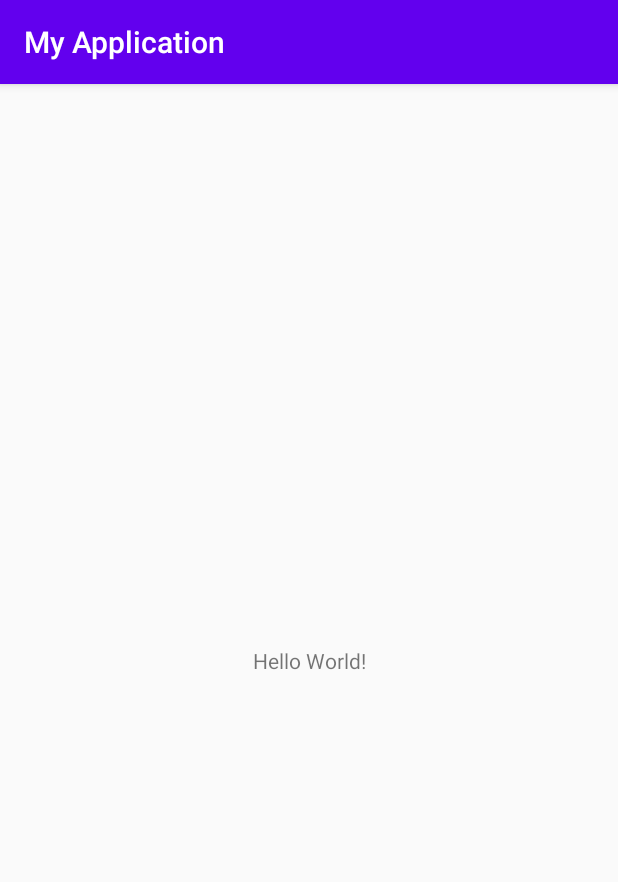
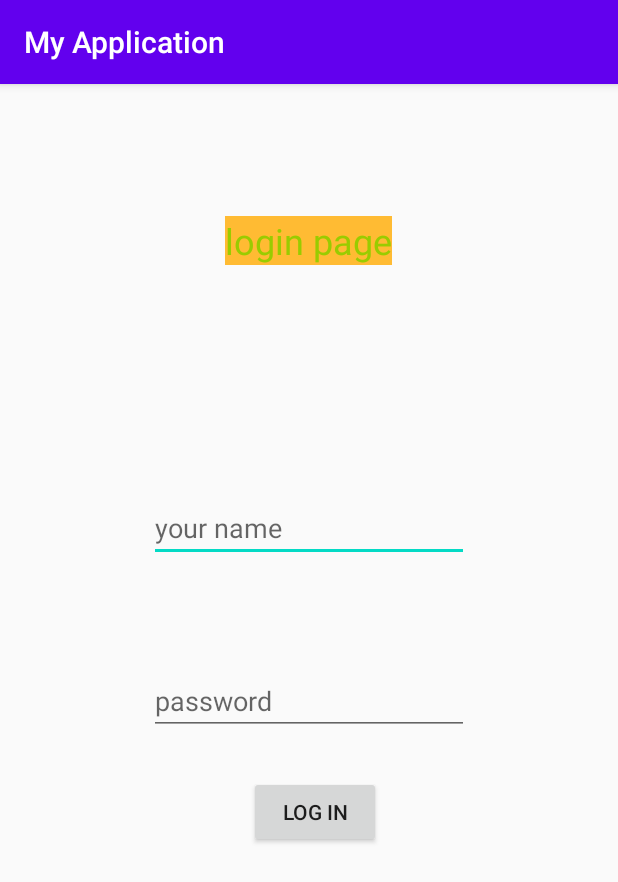
Before and after one commit to vishwa112/androidprogs, an Android app: the screen it shows after launch (MainActivity), on a phone screen of 412 x 824 dp. Shown: the top 882 px of the screen. Run offline under Robolectric (Android 15) with nearby library versions, the phone set to English and light mode, and no system bars.

Commit message:
updating loginpage app

```diff
--- a/loginpage/app/src/main/java/com/example/myapplication/MainActivity.java
+++ b/loginpage/app/src/main/java/com/example/myapplication/MainActivity.java
@@ -2,13 +2,28 @@ package com.example.myapplication;
 
 import androidx.appcompat.app.AppCompatActivity;
 
+import android.app.Activity;
 import android.os.Bundle;
+import android.util.Log;
+import android.view.View;
+import android.widget.EditText;
+import android.widget.Toast;
 
 public class MainActivity extends AppCompatActivity {
-
+    public void userLogin(View view){
+        EditText ueditText;
+        ueditText = (EditText)findViewById(R.id.ueditText);
+        EditText peditText2=(EditText)findViewById(R.id.peditText2);
+        Log.i("button","button clicked");
+        Log.i("log in", ueditText.getText().toString());
+        Log.i("password", peditText2.getText().toString());
+        Toast.makeText(this, "hi "+ueditText.getText().toString(), Toast.LENGTH_SHORT).show();
+        Activity aa=new Activity();
+    }
     @Override
     protected void onCreate(Bundle savedInstanceState) {
         super.onCreate(savedInstanceState);
         setContentView(R.layout.activity_main);
     }
+
 }
--- a/loginpage/app/src/main/res/layout/activity_main.xml
+++ b/loginpage/app/src/main/res/layout/activity_main.xml
@@ -6,13 +6,84 @@
     android:layout_height="match_parent"
     tools:context=".MainActivity">
 
-    <TextView
+    <Button
+        android:id="@+id/button"
         android:layout_width="wrap_content"
         android:layout_height="wrap_content"
-        android:text="Hello World!"
+        android:layout_marginStart="166dp"
+        android:layout_marginLeft="166dp"
+        android:layout_marginTop="21dp"
+        android:layout_marginEnd="157dp"
+        android:layout_marginRight="157dp"
+        android:layout_marginBottom="253dp"
+        android:onClick="userLogin"
+        android:text="@string/log_in"
         app:layout_constraintBottom_toBottomOf="parent"
-        app:layout_constraintLeft_toLeftOf="parent"
-        app:layout_constraintRight_toRightOf="parent"
-        app:layout_constraintTop_toTopOf="parent" />
+        app:layout_constraintEnd_toEndOf="parent"
+        app:layout_constraintHorizontal_bias="0.0"
+        app:layout_constraintStart_toStartOf="parent"
+        app:layout_constraintTop_toBottomOf="@+id/peditText2" />
+
+    <EditText
+        android:id="@+id/ueditText"
+        android:layout_width="wrap_content"
+        android:layout_height="wrap_content"
+        android:layout_marginStart="99dp"
+        android:layout_marginLeft="99dp"
+        android:layout_marginTop="74dp"
+        android:layout_marginEnd="99dp"
+        android:layout_marginRight="99dp"
+        android:layout_marginBottom="46dp"
+        android:autofillHints=""
+        android:contentDescription="@string/username"
+        android:ems="10"
+        android:hint="your name"
+        android:inputType="textPersonName"
+        app:layout_constraintBottom_toTopOf="@+id/peditText2"
+        app:layout_constraintEnd_toEndOf="parent"
+        app:layout_constraintHorizontal_bias="0.0"
+        app:layout_constraintStart_toStartOf="parent"
+        app:layout_constraintTop_toBottomOf="@+id/textView" />
+
+    <EditText
+        android:id="@+id/peditText2"
+        android:layout_width="wrap_content"
+        android:layout_height="wrap_content"
+        android:layout_marginStart="99dp"
+        android:layout_marginLeft="99dp"
+        android:layout_marginTop="41dp"
+        android:layout_marginEnd="99dp"
+        android:layout_marginRight="99dp"
+        android:autofillHints=""
+        android:contentDescription="@string/password"
+        android:ems="10"
+        android:hint="password"
+        android:inputType="textPassword"
+        app:layout_constraintBottom_toTopOf="@+id/button"
+        app:layout_constraintEnd_toEndOf="parent"
+        app:layout_constraintHorizontal_bias="0.0"
+        app:layout_constraintStart_toStartOf="parent"
+        app:layout_constraintTop_toTopOf="@+id/ueditText" />
+
+    <TextView
+        android:id="@+id/textView"
+        android:layout_width="wrap_content"
+        android:layout_height="wrap_content"
+        android:layout_marginStart="180dp"
+        android:layout_marginLeft="180dp"
+        android:layout_marginTop="82dp"
+        android:layout_marginEnd="173dp"
+        android:layout_marginRight="173dp"
+        android:layout_marginBottom="73dp"
+        android:background="@android:color/holo_orange_light"
+        android:text="login page"
+        android:textColor="@android:color/holo_green_light"
+        android:textSize="24sp"
+        app:layout_constraintBottom_toTopOf="@+id/ueditText"
+        app:layout_constraintEnd_toEndOf="parent"
+        app:layout_constraintHorizontal_bias="0.576"
+        app:layout_constraintStart_toStartOf="parent"
+        app:layout_constraintTop_toTopOf="parent"
+        app:layout_constraintVertical_bias="1.0" />
 
 </androidx.constraintlayout.widget.ConstraintLayout>
--- a/loginpage/app/src/main/res/values/strings.xml
+++ b/loginpage/app/src/main/res/values/strings.xml
@@ -1,3 +1,8 @@
 <resources>
     <string name="app_name">My Application</string>
+    <string name="hello_friends">Hello Friends</string>
+    <string name="log_in">Log In</string>
+    <string name="password">password</string>
+    <string name="username">Username</string>
+
 </resources>
```
